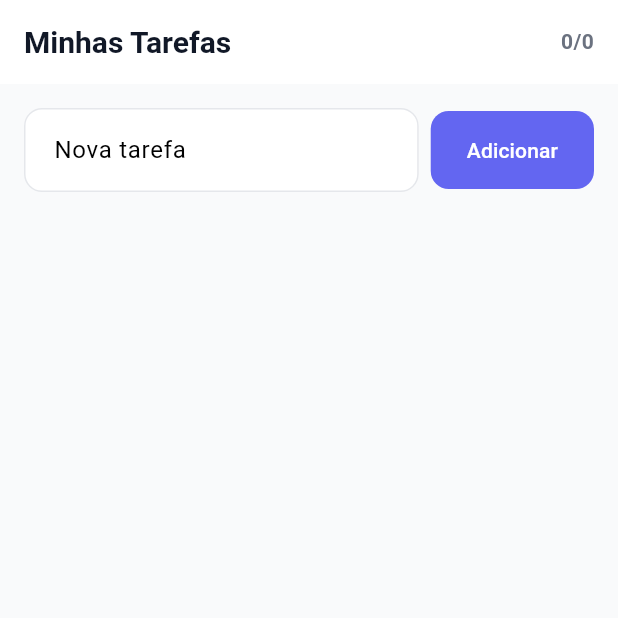
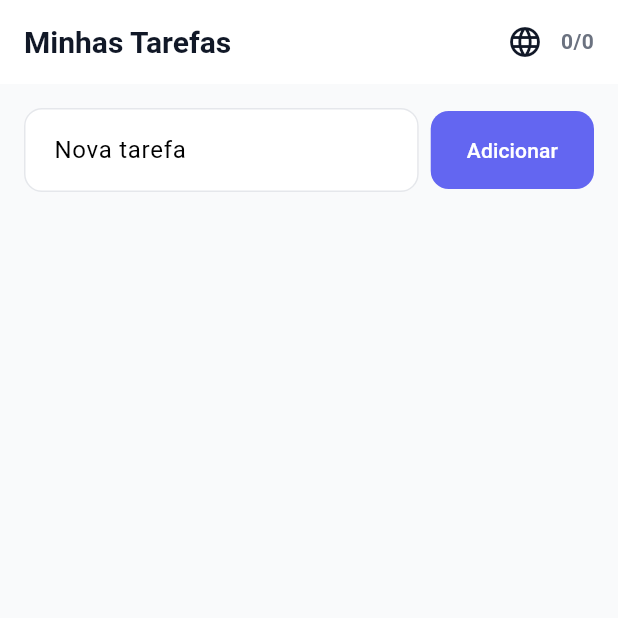
Before and after one commit to lucasgm1997/todo_list_l10n_accessibility_maestro_automation, a Flutter app: the screen it shows after launch, on a phone screen of 412 x 824 dp, the top half of it. Run offline on Flutter 3.47's test engine with Material 3 defaults, Android fonts, the phone set to English and light mode, and no system bars; our stand-ins replace dartz, get_it.

Commit message:
feat: Implement language switcher and locale management in the application
(add chang language button)

```diff
--- /dev/null
+++ b/lib/core/widgets/language_switcher.dart
@@ -0,0 +1,58 @@
+import 'package:flutter/material.dart';
+
+/// Widget para alternar entre idiomas suportados
+class LanguageSwitcher extends StatelessWidget {
+  final Locale currentLocale;
+  final ValueChanged<Locale> onLocaleChanged;
+
+  const LanguageSwitcher({
+    super.key,
+    required this.currentLocale,
+    required this.onLocaleChanged,
+  });
+
+  @override
+  Widget build(BuildContext context) {
+    return PopupMenuButton<Locale>(
+      icon: const Icon(Icons.language),
+      tooltip: 'Mudar idioma / Change language',
+      onSelected: onLocaleChanged,
+      itemBuilder: (context) => [
+        PopupMenuItem(
+          value: const Locale('pt'),
+          child: Row(
+            children: [
+              Text(
+                '🇧🇷',
+                style: Theme.of(context).textTheme.titleLarge,
+              ),
+              const SizedBox(width: 8),
+              const Text('Português'),
+              if (currentLocale.languageCode == 'pt') ...[
+                const SizedBox(width: 8),
+                const Icon(Icons.check, size: 20),
+              ],
+            ],
+          ),
+        ),
+        PopupMenuItem(
+          value: const Locale('en'),
+          child: Row(
+            children: [
+              Text(
+                '🇺🇸',
+                style: Theme.of(context).textTheme.titleLarge,
+              ),
+              const SizedBox(width: 8),
+              const Text('English'),
+              if (currentLocale.languageCode == 'en') ...[
+                const SizedBox(width: 8),
+                const Icon(Icons.check, size: 20),
+              ],
+            ],
+          ),
+        ),
+      ],
+    );
+  }
+}
--- a/lib/features/todo/views/todo_view.dart
+++ b/lib/features/todo/views/todo_view.dart
@@ -2,12 +2,20 @@ import 'package:flutter/material.dart';
 import 'package:maestro_test/core/design_system/app_colors.dart';
 import 'package:maestro_test/core/design_system/app_spacing.dart';
 import 'package:maestro_test/core/design_system/app_typography.dart';
+import 'package:maestro_test/core/widgets/language_switcher.dart';
 import 'package:maestro_test/di/service_locator.dart';
 import 'package:maestro_test/features/todo/view_models/todo_view_model.dart';
 import 'package:maestro_test/features/todo/widgets/todo_item.dart';
 
 class TodoView extends StatefulWidget {
-  const TodoView({super.key});
+  final Locale currentLocale;
+  final ValueChanged<Locale> onLocaleChanged;
+
+  const TodoView({
+    super.key,
+    required this.currentLocale,
+    required this.onLocaleChanged,
+  });
 
   @override
   State<TodoView> createState() => _TodoViewState();
@@ -176,6 +184,12 @@ class _TodoViewState extends State<TodoView> {
       appBar: AppBar(
         title: const Text('Minhas Tarefas'),
         actions: [
+          // Language switcher button
+          LanguageSwitcher(
+            currentLocale: widget.currentLocale,
+            onLocaleChanged: widget.onLocaleChanged,
+          ),
+          // Task counter
           ListenableBuilder(
             listenable: _viewModel,
             builder: (context, _) {
--- a/lib/main.dart
+++ b/lib/main.dart
@@ -9,8 +9,21 @@ void main() {
   runApp(const MyApp());
 }
 
-class MyApp extends StatelessWidget {
+class MyApp extends StatefulWidget {
   const MyApp({super.key});
+
+  @override
+  State<MyApp> createState() => _MyAppState();
+}
+
+class _MyAppState extends State<MyApp> {
+  Locale _locale = const Locale('pt'); // Default: Português
+
+  void _changeLocale(Locale locale) {
+    setState(() {
+      _locale = locale;
+    });
+  }
 
   @override
   Widget build(BuildContext context) {
@@ -21,13 +34,17 @@ class MyApp extends StatelessWidget {
       // Internationalization configuration
       localizationsDelegates: AppLocalizations.localizationsDelegates,
       supportedLocales: AppLocalizations.supportedLocales,
+      locale: _locale, // Current selected locale
 
       // Theme configuration
       theme: AppTheme.lightTheme,
       darkTheme: AppTheme.darkTheme,
       themeMode: ThemeMode.light,
 
-      home: const TodoView(),
+      home: TodoView(
+        currentLocale: _locale,
+        onLocaleChanged: _changeLocale,
+      ),
     );
   }
 }
```
Also changed, not shown: pubspec.lock.
